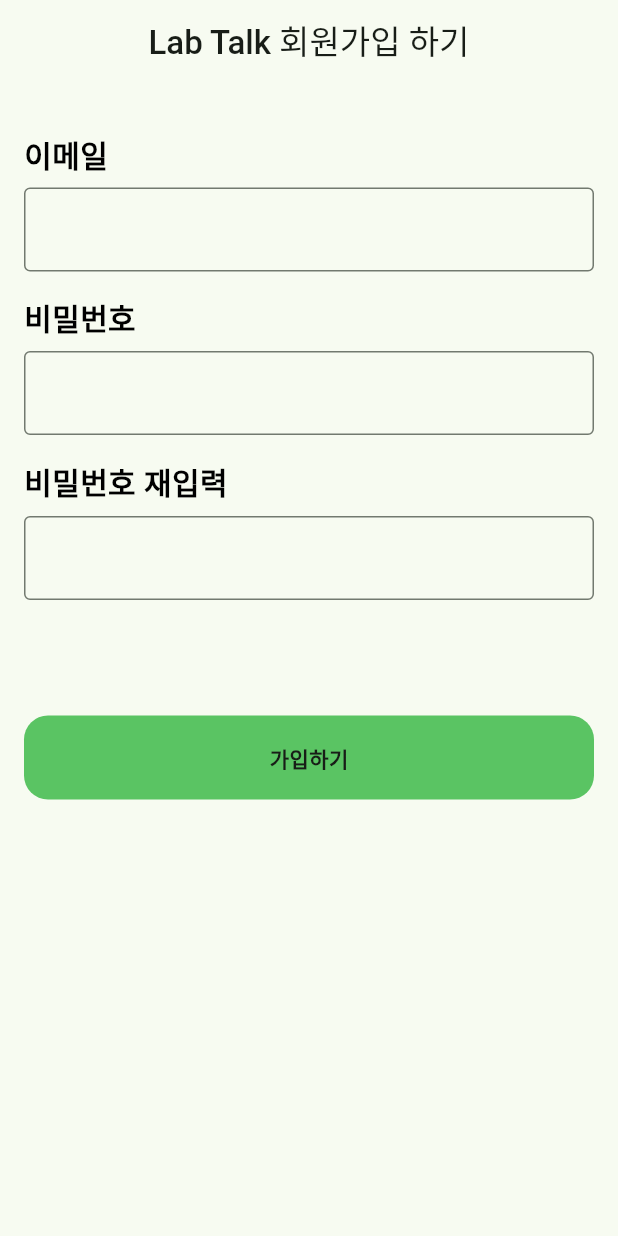
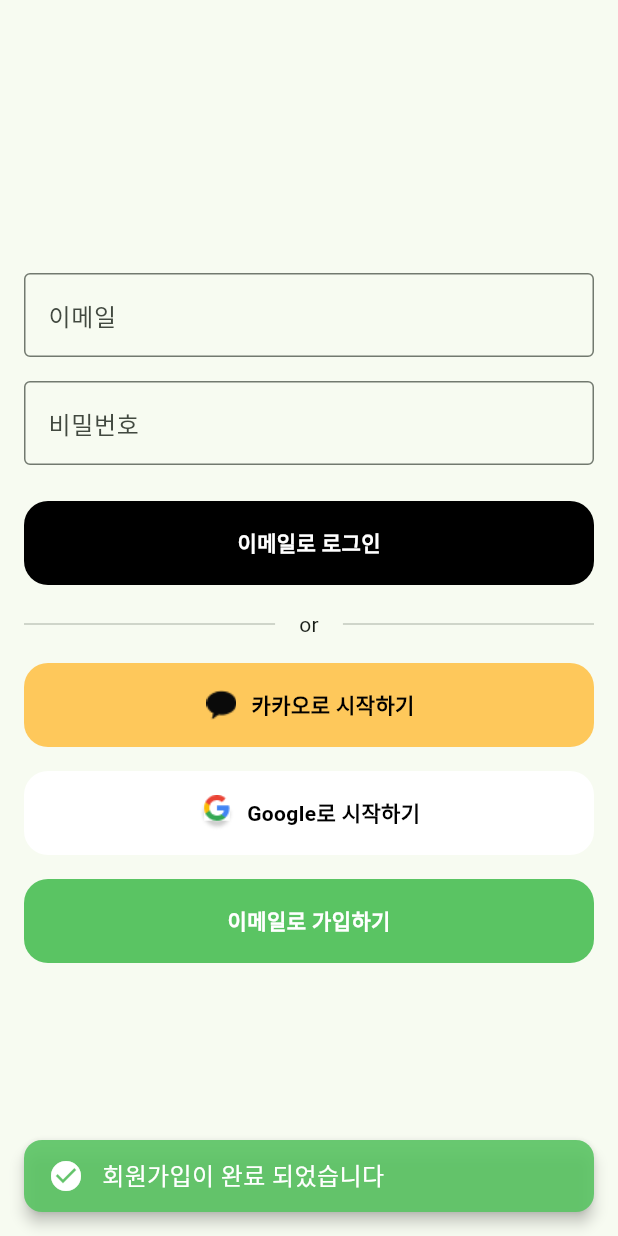
Before and after one commit to cleanwash/lab_talk_firebase, a Flutter app: the RegisterScreen screen opened by its route, after a tap on "가입하기", on a phone screen of 412 x 824 dp. Run offline on Flutter 3.47's test engine with Material 3 defaults, Android fonts, the phone set to English and light mode, and no system bars; our stand-ins replace cloud_firestore, firebase_auth, firebase_core, freezed_annotation, go_router, google_sign_in and 2 more; missing offline and left inert: kakao_flutter_sdk; accounts and stored records are empty; generated files the repository leaves out were written again; Roboto replaces fonts that are missing (Pretendard).

Commit message:
feat:이메일 로그인 구현

```diff
--- a/lib/core/components/snackbar_custom.dart
+++ b/lib/core/components/snackbar_custom.dart
@@ -1,10 +1,63 @@
 import 'package:flutter/material.dart';
+import 'package:flutter/widgets.dart';
+import 'package:lab_talk_firebase/core/theme/palette.dart';
 
-void showSnackBarCustom(BuildContext context, String text, {int duration = 2}) {
+enum SnackBarType { success, error, warning, info }
+
+void showSnackBarCustom(
+  BuildContext context,
+  String text, {
+  SnackBarType type = SnackBarType.success,
+  int duration = 2,
+}) {
+  final icon = switch (type) {
+    SnackBarType.success => Icons.check_circle,
+    SnackBarType.error => Icons.error,
+    SnackBarType.warning => Icons.warning,
+    SnackBarType.info => Icons.info,
+  };
+
+  final backgroundColor = switch (type) {
+    SnackBarType.success => Palette.green,
+    SnackBarType.error => Colors.red,
+    SnackBarType.warning => Colors.orange,
+    SnackBarType.info => Colors.blue,
+  };
+
   ScaffoldMessenger.of(context).showSnackBar(
     SnackBar(
-      content: Text(text),
+      content: Row(
+        children: [
+          Icon(
+            icon,
+            color: Colors.white,
+          ),
+          const SizedBox(width: 12),
+          Expanded(
+            child: Text(
+              text,
+              style: const TextStyle(
+                color: Colors.white,
+                fontSize: 16,
+                fontWeight: FontWeight.w500,
+              ),
+            ),
+          ),
+        ],
+      ),
+      behavior: SnackBarBehavior.floating,
+      backgroundColor: backgroundColor.withOpacity(0.9),
+      shape: RoundedRectangleBorder(
+        borderRadius: BorderRadius.circular(12),
+      ),
       duration: Duration(seconds: duration),
+      margin: const EdgeInsets.all(16),
+      padding: const EdgeInsets.symmetric(
+        horizontal: 16,
+        vertical: 12,
+      ),
+      dismissDirection: DismissDirection.horizontal,
+      elevation: 4,
     ),
   );
 }
--- a/lib/presentation/login/login_screen.dart
+++ b/lib/presentation/login/login_screen.dart
@@ -1,6 +1,7 @@
 import 'package:flutter/material.dart';
 import 'package:go_router/go_router.dart';
 import 'package:lab_talk_firebase/core/components/elevated_button_custom.dart';
+import 'package:lab_talk_firebase/core/components/snackbar_custom.dart';
 import 'package:lab_talk_firebase/core/components/text_form_field_custom.dart';
 import 'package:lab_talk_firebase/core/theme/palette.dart';
 import 'package:lab_talk_firebase/core/util/routing/router_path.dart';
@@ -61,7 +62,7 @@ class _LoginScreenState extends State<LoginScreen> {
               TextFormFieldCustom(
                 controller: _passwordController,
                 hintText: '비밀번호',
-                isReadOnly: true,
+                isReadOnly: false,
               ),
               const SizedBox(height: 24),
 
@@ -77,6 +78,8 @@ class _LoginScreenState extends State<LoginScreen> {
                           email: _emailController.text,
                           password: _passwordController.text,
                         );
+                        showSnackBarCustom(context, '로그인이 처리되었습니다');
+                        context.go(RouterPath.home);
                       },
                 style: const TextStyle(fontSize: 16),
               ),
@@ -132,7 +135,7 @@ class _LoginScreenState extends State<LoginScreen> {
 
               ElevatedButtonCustom(
                 text: '이메일로 가입하기',
-                backgroundColor: Palette.black,
+                backgroundColor: Palette.green,
                 fontColor: Colors.white,
                 onLoginClick: () => context.go(RouterPath.register),
                 style: const TextStyle(fontSize: 16),
--- a/lib/presentation/register/register_screen.dart
+++ b/lib/presentation/register/register_screen.dart
@@ -1,9 +1,12 @@
 import 'package:flutter/material.dart';
+import 'package:go_router/go_router.dart';
 import 'package:lab_talk_firebase/core/components/app_bar_custom.dart';
 import 'package:lab_talk_firebase/core/components/elevated_button_custom.dart';
+import 'package:lab_talk_firebase/core/components/snackbar_custom.dart';
 import 'package:lab_talk_firebase/core/components/text_form_field_custom.dart';
 import 'package:lab_talk_firebase/core/theme/palette.dart';
 import 'package:lab_talk_firebase/core/theme/typography.dart';
+import 'package:lab_talk_firebase/core/util/routing/router_path.dart';
 import 'package:lab_talk_firebase/presentation/register/register_view_model.dart';
 
 import 'package:provider/provider.dart';
@@ -74,7 +77,21 @@ class _RegisterScreenState extends State<RegisterScreen> {
                   text: '가입하기',
                   style: titleMedium.copyWith(color: Palette.white),
                   backgroundColor: Palette.green,
-                  onLoginClick: () {},
+                  onLoginClick: () {
+                    if (_passwordController.text !=
+                        _passwordReController.text) {
+                      ScaffoldMessenger.of(context).showSnackBar(
+                        const SnackBar(content: Text('비밀번호가 일치하지 않습니다.')),
+                      );
+                      return;
+                    }
+                    viewModel.signUp(
+                      email: _emailController.text,
+                      password: _passwordController.text,
+                    );
+                    showSnackBarCustom(context, '회원가입이 완료 되었습니다');
+                    context.go(RouterPath.login);
+                  },
                 ),
               ],
             ),
--- a/lib/presentation/register/register_state.dart
+++ b/lib/presentation/register/register_state.dart
@@ -8,6 +8,7 @@ class RegisterState with _$RegisterState {
   factory RegisterState({
     @Default(false) bool isLoading,
     @Default(null) String? error,
+    @Default(false) isSuccess,
   }) = _RegisterState;
 
   factory RegisterState.fromJson(Map<String, dynamic> json) =>
--- a/lib/presentation/register/register_view_model.dart
+++ b/lib/presentation/register/register_view_model.dart
@@ -1,4 +1,3 @@
-// ignore_for_file: public_member_api_docs, sort_constructors_first
 import 'package:flutter/widgets.dart';
 
 import 'package:lab_talk_firebase/data/data_source/email_auth.dart';
@@ -9,13 +8,45 @@ class RegisterViewModel with ChangeNotifier {
   RegisterViewModel({
     required this.emailAuth,
   });
+
   RegisterState _state = RegisterState();
   RegisterState get state => _state;
 
-  Future<void> signUp() async {
+  Future<void> signUp({
+    required String email,
+    required String password,
+  }) async {
     try {
       _state = state.copyWith(isLoading: true);
       notifyListeners();
-    } catch (e) {}
+
+      await emailAuth.signUp(
+        email: email,
+        password: password,
+        onSuccess: () {
+          _state = state.copyWith(
+            isLoading: false,
+            error: null,
+            isSuccess: true,
+          );
+          notifyListeners();
+        },
+        onError: (error) {
+          _state = state.copyWith(
+            isLoading: false,
+            error: error,
+            isSuccess: false,
+          );
+          notifyListeners();
+        },
+      );
+    } catch (e) {
+      _state = state.copyWith(
+        isLoading: false,
+        error: e.toString(),
+        isSuccess: false,
+      );
+      notifyListeners();
+    }
   }
 }
```
